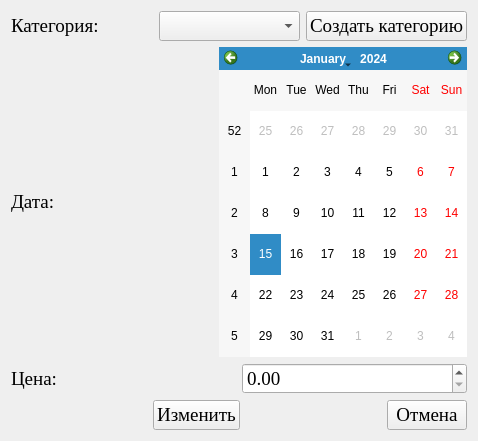
Old version of the form ui/edit_window.ui in the repository SwiftyKey/CostAccounting.
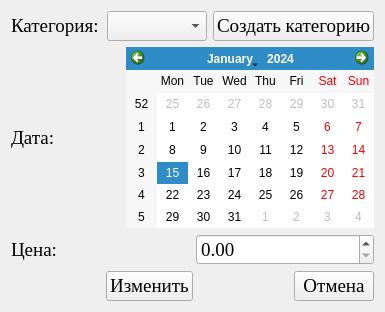
New version of the form.

```diff
--- a/ui/edit_window.ui
+++ b/ui/edit_window.ui
@@ -6,8 +6,8 @@
    <rect>
     <x>0</x>
     <y>0</y>
-    <width>478</width>
-    <height>441</height>
+    <width>385</width>
+    <height>312</height>
    </rect>
   </property>
   <property name="windowTitle">
```
